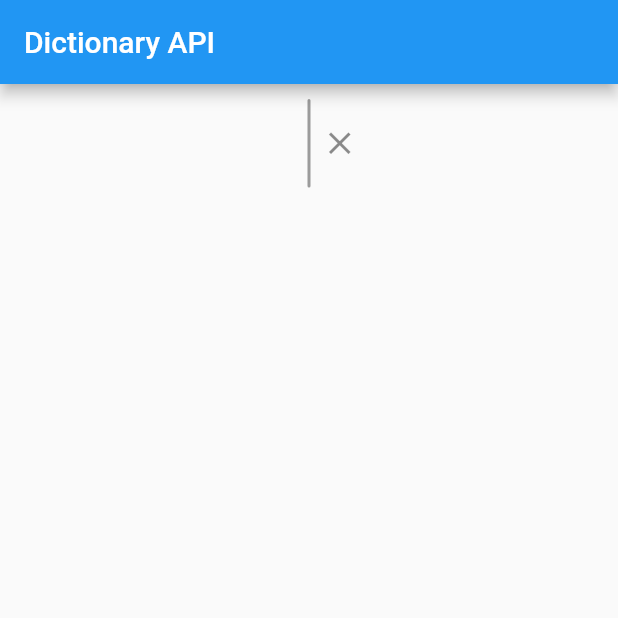
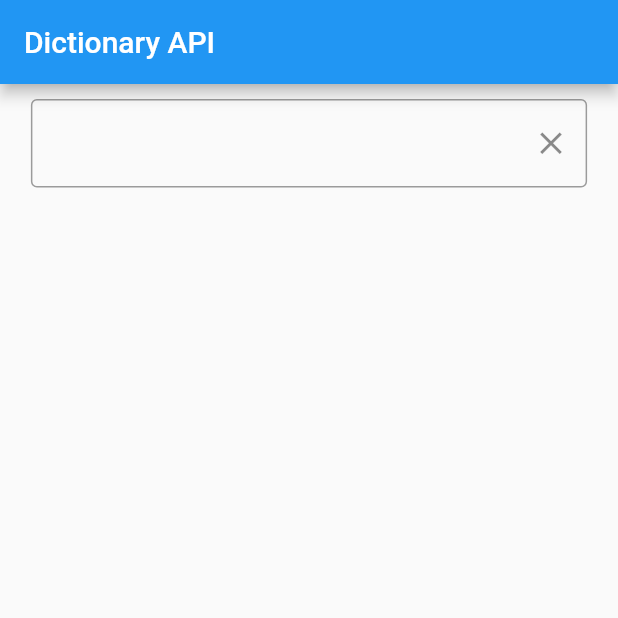
Before and after one commit to jinosh05/dictionary_api, a Flutter app: the screen it shows after launch, on a phone screen of 412 x 824 dp, the top half of it. Run offline on Flutter 3.47's test engine with Material 2 defaults, Android fonts, the phone set to English and light mode, and no system bars; our stand-ins replace bloc, dio, equatable, flutter_bloc; network calls fail.

Commit message:
Fixed UI glitch

```diff
--- a/lib/main.dart
+++ b/lib/main.dart
@@ -38,8 +38,8 @@ class HomeScreen extends StatelessWidget {
       body: Column(
         children: [
           Container(
-            margin: EdgeInsets.symmetric(vertical: 10, horizontal: width * 0.5),
-            child: Expanded(
+            margin:
+                EdgeInsets.symmetric(vertical: 10, horizontal: width * 0.05),
             child: TextField(
               controller: bloc.searchCtrl,
               decoration: InputDecoration(
@@ -67,7 +67,6 @@ class HomeScreen extends StatelessWidget {
               onChanged: ((text) {
                 bloc.add(SearchWord(text));
               }),
-              ),
             ),
           ),
           Expanded(
```
Lines whose indentation alone changed are shown as unchanged.
